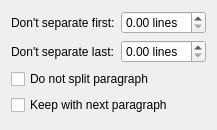
Qt form scribus/ui/propertywidget_orphansbase.ui (scribusproject/scribus) before a commit.
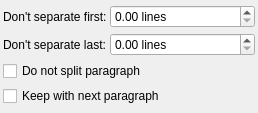
The same form after that commit. Custom widgets are drawn as their Qt base class.

Commit message: #16494: Unify margins and spacing for properties palette, set 3 <bubu>

Diff of the .ui file:
```diff
--- a/scribus/ui/propertywidget_orphansbase.ui
+++ b/scribus/ui/propertywidget_orphansbase.ui
@@ -6,14 +6,29 @@
    <rect>
     <x>0</x>
     <y>0</y>
-    <width>211</width>
-    <height>130</height>
+    <width>258</width>
+    <height>113</height>
    </rect>
   </property>
   <property name="windowTitle">
    <string notr="true">Form</string>
   </property>
   <layout class="QGridLayout" name="gridLayout" columnstretch="0,1">
+   <property name="leftMargin">
+    <number>3</number>
+   </property>
+   <property name="topMargin">
+    <number>3</number>
+   </property>
+   <property name="rightMargin">
+    <number>3</number>
+   </property>
+   <property name="bottomMargin">
+    <number>3</number>
+   </property>
+   <property name="spacing">
+    <number>3</number>
+   </property>
    <item row="0" column="0">
     <widget class="QLabel" name="keepLabelStart">
      <property name="toolTip">
```
The commit also changes 19 other files.
